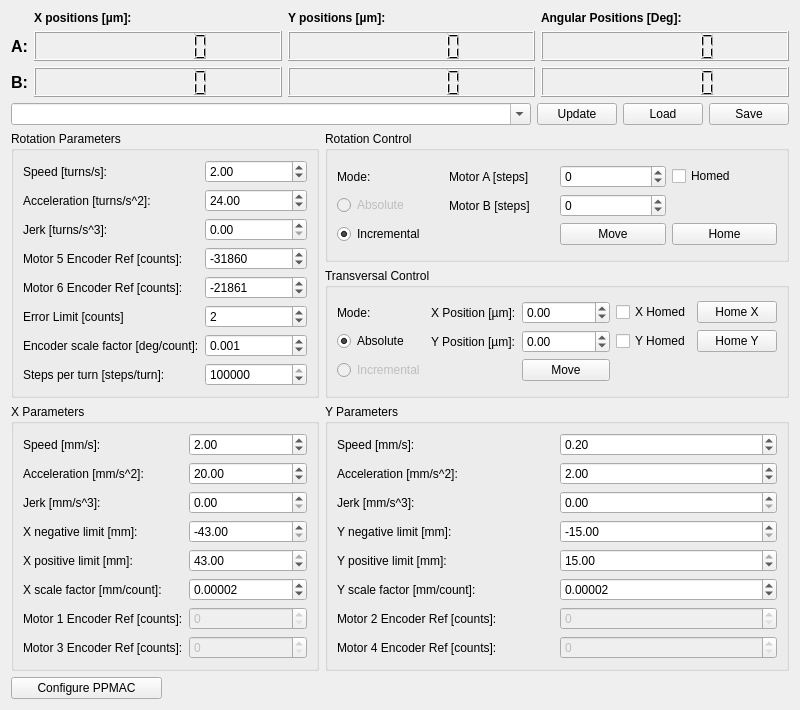
lnls-ima/flip-coil-control, file flipcoil/gui/ui/ppmacwidget.ui: the form before one commit.
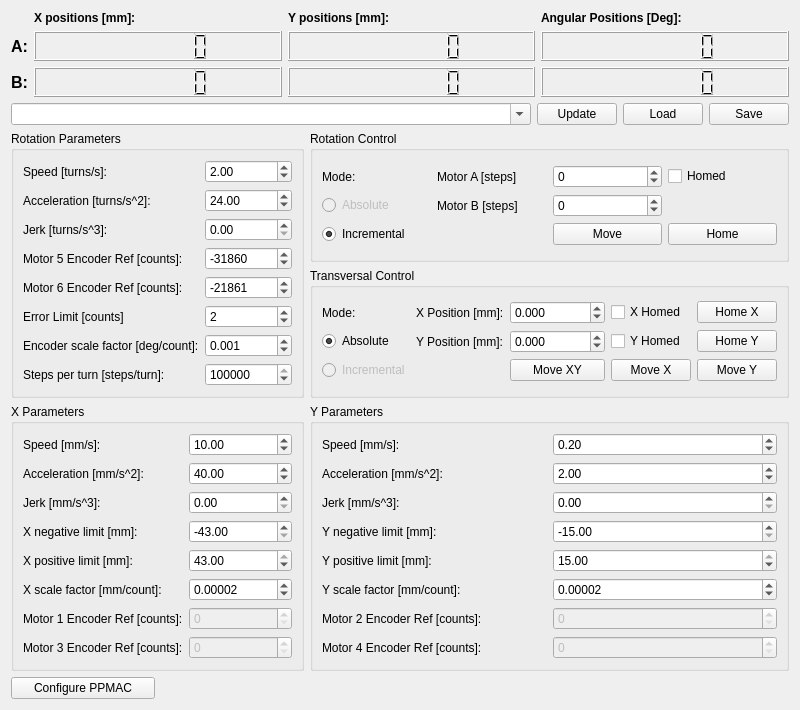
The form after the commit.

```diff
--- a/flipcoil/gui/ui/ppmacwidget.ui
+++ b/flipcoil/gui/ui/ppmacwidget.ui
@@ -86,7 +86,11 @@
          </widget>
         </item>
         <item row="2" column="1">
-         <widget class="QDoubleSpinBox" name="dsb_jerk"/>
+         <widget class="QDoubleSpinBox" name="dsb_jerk">
+          <property name="maximum">
+           <double>9999.000000000000000</double>
+          </property>
+         </widget>
         </item>
         <item row="5" column="1">
          <widget class="QSpinBox" name="sb_rot_max_err">
@@ -341,6 +345,9 @@
           </item>
           <item row="1" column="2">
            <widget class="QDoubleSpinBox" name="dsb_pos_y">
+            <property name="decimals">
+             <number>3</number>
+            </property>
             <property name="minimum">
              <double>-999999.000000000000000</double>
             </property>
@@ -352,14 +359,14 @@
           <item row="0" column="1">
            <widget class="QLabel" name="label_4">
             <property name="text">
-             <string>X Position [µm]:</string>
+             <string>X Position [mm]:</string>
             </property>
            </widget>
           </item>
           <item row="2" column="2">
            <widget class="QPushButton" name="pbt_move_xy">
             <property name="text">
-             <string>Move</string>
+             <string>Move XY</string>
             </property>
            </widget>
           </item>
@@ -379,12 +386,15 @@
           <item row="1" column="1">
            <widget class="QLabel" name="label_6">
             <property name="text">
-             <string>Y Position [µm]:</string>
+             <string>Y Position [mm]:</string>
             </property>
            </widget>
           </item>
           <item row="0" column="2">
            <widget class="QDoubleSpinBox" name="dsb_pos_x">
+            <property name="decimals">
+             <number>3</number>
+            </property>
             <property name="minimum">
              <double>-999999.000000000000000</double>
             </property>
@@ -434,6 +444,20 @@
             </property>
            </widget>
           </item>
+          <item row="2" column="3">
+           <widget class="QPushButton" name="pbt_move_x">
+            <property name="text">
+             <string>Move X</string>
+            </property>
+           </widget>
+          </item>
+          <item row="2" column="4">
+           <widget class="QPushButton" name="pbt_move_y">
+            <property name="text">
+             <string>Move Y</string>
+            </property>
+           </widget>
+          </item>
          </layout>
         </item>
        </layout>
@@ -482,7 +506,7 @@
         <item row="1" column="1">
          <widget class="QDoubleSpinBox" name="dsb_accel_x">
           <property name="value">
-           <double>20.000000000000000</double>
+           <double>40.000000000000000</double>
           </property>
          </widget>
         </item>
@@ -556,7 +580,7 @@
            <double>0.100000000000000</double>
           </property>
           <property name="value">
-           <double>2.000000000000000</double>
+           <double>10.000000000000000</double>
           </property>
          </widget>
         </item>
@@ -813,7 +837,7 @@
         </font>
        </property>
        <property name="text">
-        <string>Y positions [µm]:</string>
+        <string>Y positions [mm]:</string>
        </property>
       </widget>
      </item>
@@ -839,7 +863,7 @@
         </font>
        </property>
        <property name="text">
-        <string>X positions [µm]:</string>
+        <string>X positions [mm]:</string>
        </property>
       </widget>
      </item>
```
